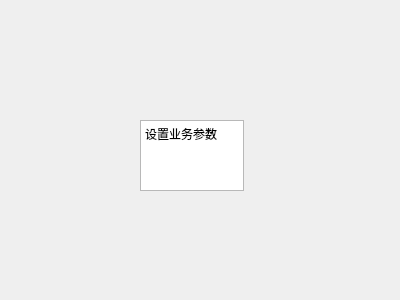
First picture: the form in src/Params/params.ui, repository kikiYang03/SerialPortAssistant, before the edit.
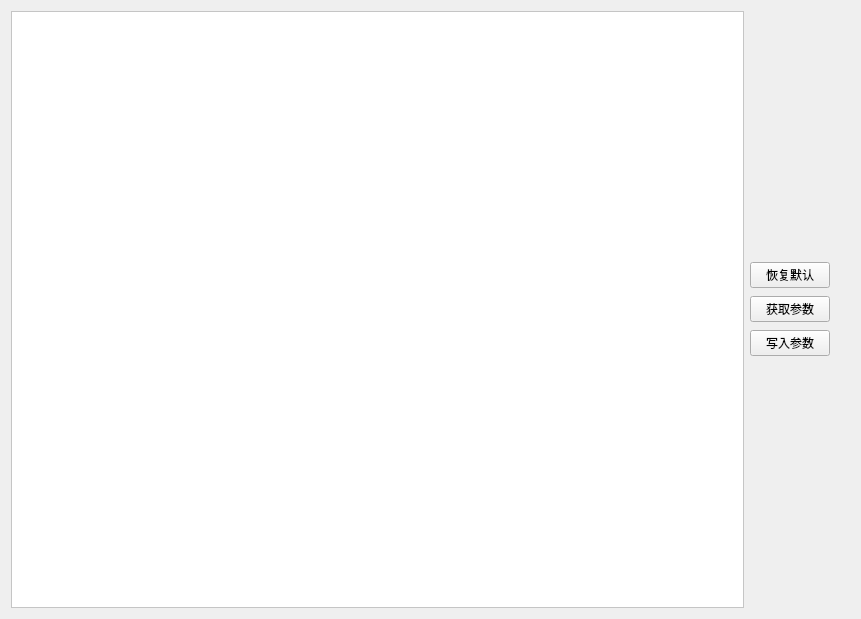
Second picture: the form after the edit.

Commit message: 初始化‘参数设置’页面，未实现按钮功能版本

```diff
--- a/src/Params/params.ui
+++ b/src/Params/params.ui
@@ -6,33 +6,136 @@
    <rect>
     <x>0</x>
     <y>0</y>
-    <width>400</width>
-    <height>300</height>
+    <width>861</width>
+    <height>619</height>
    </rect>
   </property>
   <property name="windowTitle">
    <string>Form</string>
   </property>
-  <widget class="QTextEdit" name="textEdit">
-   <property name="geometry">
-    <rect>
-     <x>140</x>
-     <y>120</y>
-     <width>104</width>
-     <height>71</height>
-    </rect>
-   </property>
-   <property name="html">
-    <string>&lt;!DOCTYPE HTML PUBLIC &quot;-//W3C//DTD HTML 4.0//EN&quot; &quot;http://www.w3.org/TR/REC-html40/strict.dtd&quot;&gt;
-&lt;html&gt;&lt;head&gt;&lt;meta name=&quot;qrichtext&quot; content=&quot;1&quot; /&gt;&lt;meta charset=&quot;utf-8&quot; /&gt;&lt;style type=&quot;text/css&quot;&gt;
-p, li { white-space: pre-wrap; }
-hr { height: 1px; border-width: 0; }
-li.unchecked::marker { content: &quot;\2610&quot;; }
-li.checked::marker { content: &quot;\2612&quot;; }
-&lt;/style&gt;&lt;/head&gt;&lt;body style=&quot; font-family:'Microsoft YaHei UI'; font-size:9pt; font-weight:400; font-style:normal;&quot;&gt;
-&lt;p style=&quot; margin-top:0px; margin-bottom:0px; margin-left:0px; margin-right:0px; -qt-block-indent:0; text-indent:0px;&quot;&gt;设置业务参数&lt;/p&gt;&lt;/body&gt;&lt;/html&gt;</string>
-   </property>
-  </widget>
+  <layout class="QGridLayout" name="gridLayout">
+   <item row="0" column="0">
+    <layout class="QHBoxLayout" name="horizontalLayout" stretch="8,0">
+     <item>
+      <widget class="QTableWidget" name="tableWidget">
+       <property name="styleSheet">
+        <string notr="true">/* 整体表格外观 */
+QTableWidget {
+    gridline-color: #d0d0d0;
+    selection-background-color: #cde6f7;
+    alternate-background-color: #fafafa;
+    background-color: #ffffff;
+    font-size: 14px;
+}
+
+/* 表头样式 */
+QHeaderView::section {
+    background-color: #f2f2f2;
+    font-weight: bold;
+    border: 1px solid #d0d0d0;
+    padding: 4px;
+}
+
+/* 普通单元格 */
+QTableWidget::item {
+    padding: 4px;
+}
+
+/* 第一行（分组头）特殊样式 - 使用背景色与字体突出 */
+QTableWidget::item[row=&quot;0&quot;] {
+    background-color: #f0f0f0;
+    font-weight: bold;
+    color: #202020;
+}
+
+/* 鼠标悬停在第一行时的样式 */
+QTableWidget::item[row=&quot;0&quot;]:hover {
+    background-color: #e0e0e0;
+    cursor: pointer;
+}
+
+/* 鼠标选中行 */
+QTableWidget::item:selected {
+    background-color: #a3d5ff;
+    color: #000000;
+}
+</string>
+       </property>
+      </widget>
+     </item>
+     <item>
+      <widget class="QWidget" name="widget" native="true">
+       <property name="sizePolicy">
+        <sizepolicy hsizetype="Fixed" vsizetype="Fixed">
+         <horstretch>100</horstretch>
+         <verstretch>0</verstretch>
+        </sizepolicy>
+       </property>
+       <property name="minimumSize">
+        <size>
+         <width>100</width>
+         <height>240</height>
+        </size>
+       </property>
+       <widget class="QWidget" name="">
+        <property name="geometry">
+         <rect>
+          <x>0</x>
+          <y>70</y>
+          <width>95</width>
+          <height>100</height>
+         </rect>
+        </property>
+        <layout class="QVBoxLayout" name="verticalLayout_2">
+         <property name="spacing">
+          <number>5</number>
+         </property>
+         <item>
+          <widget class="QPushButton" name="defaultButton">
+           <property name="sizePolicy">
+            <sizepolicy hsizetype="Fixed" vsizetype="Fixed">
+             <horstretch>40</horstretch>
+             <verstretch>0</verstretch>
+            </sizepolicy>
+           </property>
+           <property name="text">
+            <string>恢复默认</string>
+           </property>
+          </widget>
+         </item>
+         <item>
+          <widget class="QPushButton" name="readButton">
+           <property name="sizePolicy">
+            <sizepolicy hsizetype="Fixed" vsizetype="Fixed">
+             <horstretch>40</horstretch>
+             <verstretch>0</verstretch>
+            </sizepolicy>
+           </property>
+           <property name="text">
+            <string>获取参数</string>
+           </property>
+          </widget>
+         </item>
+         <item>
+          <widget class="QPushButton" name="writeButton">
+           <property name="sizePolicy">
+            <sizepolicy hsizetype="Fixed" vsizetype="Fixed">
+             <horstretch>100</horstretch>
+             <verstretch>0</verstretch>
+            </sizepolicy>
+           </property>
+           <property name="text">
+            <string>写入参数</string>
+           </property>
+          </widget>
+         </item>
+        </layout>
+       </widget>
+      </widget>
+     </item>
+    </layout>
+   </item>
+  </layout>
  </widget>
  <resources/>
  <connections/>
```
The commit also changes 7 other files.
